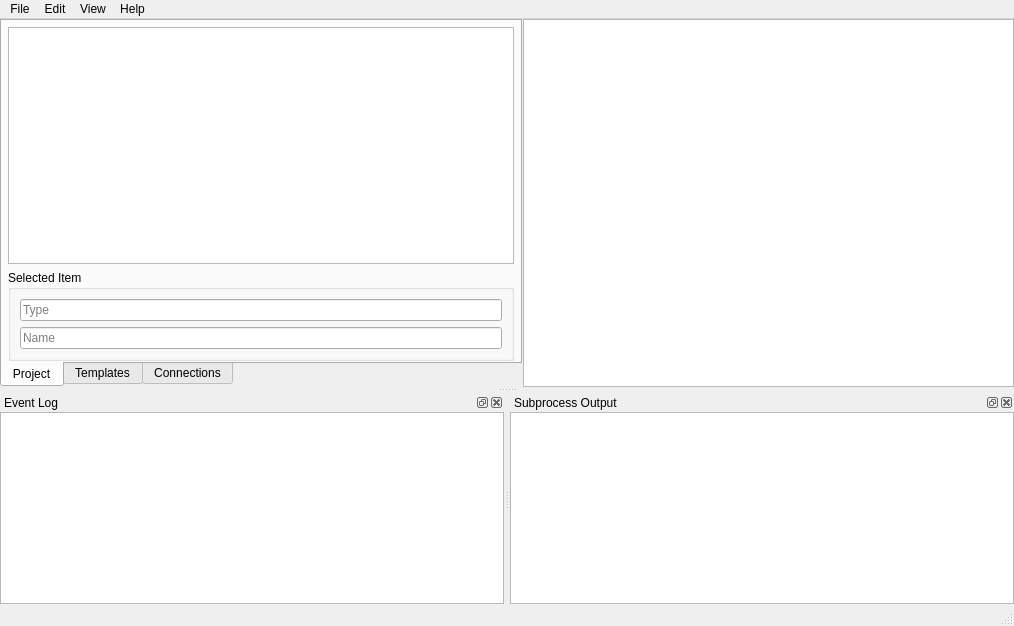
The window that spinetoolbox/ui/mainwindow.ui (spine-tools/Spine-Toolbox) describes before a commit, drawn with Qt 5.
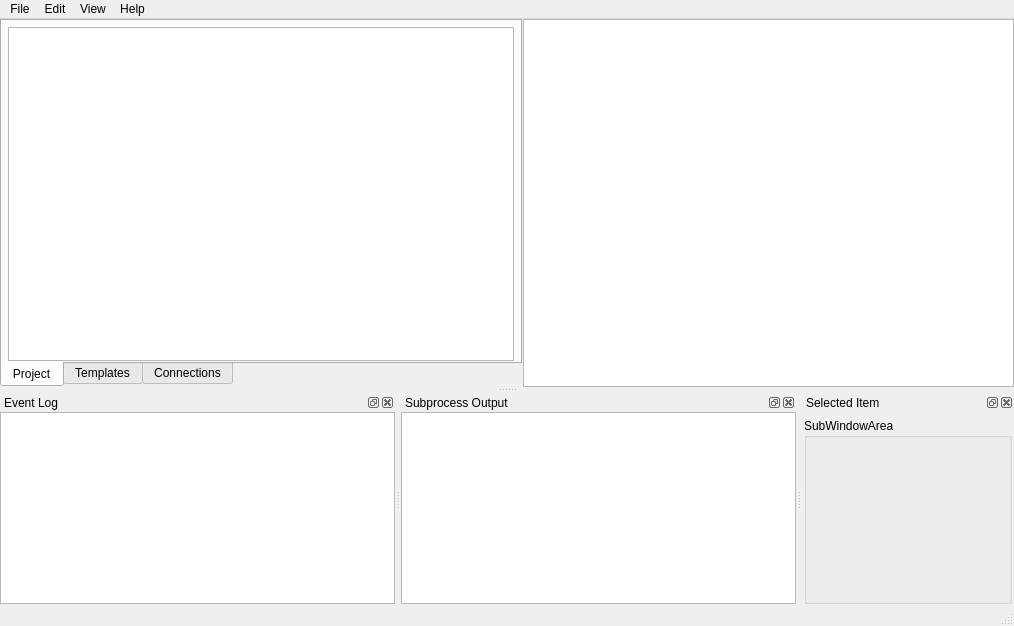
The same window after the commit. The open tabs and pages were chosen to show the change. Icons and pictures are not drawn. Custom widgets are drawn as their Qt base class.

What changed in the file:
```diff
--- a/spinetoolbox/ui/mainwindow.ui
+++ b/spinetoolbox/ui/mainwindow.ui
@@ -34,7 +34,7 @@
    <string>Spine Toolbox</string>
   </property>
   <widget class="QWidget" name="centralwidget">
-   <layout class="QHBoxLayout" name="horizontalLayout_2">
+   <layout class="QVBoxLayout" name="verticalLayout_4">
     <property name="leftMargin">
      <number>0</number>
     </property>
@@ -116,59 +116,6 @@
            </property>
           </widget>
          </item>
-         <item>
-          <widget class="QGroupBox" name="groupBox">
-           <property name="sizePolicy">
-            <sizepolicy hsizetype="Minimum" vsizetype="Minimum">
-             <horstretch>0</horstretch>
-             <verstretch>0</verstretch>
-            </sizepolicy>
-           </property>
-           <property name="title">
-            <string>Selected Item</string>
-           </property>
-           <layout class="QVBoxLayout" name="verticalLayout">
-            <item>
-             <widget class="QLineEdit" name="lineEdit_type">
-              <property name="sizePolicy">
-               <sizepolicy hsizetype="Preferred" vsizetype="Fixed">
-                <horstretch>0</horstretch>
-                <verstretch>0</verstretch>
-               </sizepolicy>
-              </property>
-              <property name="focusPolicy">
-               <enum>Qt::NoFocus</enum>
-              </property>
-              <property name="readOnly">
-               <bool>true</bool>
-              </property>
-              <property name="placeholderText">
-               <string>Type</string>
-              </property>
-             </widget>
-            </item>
-            <item>
-             <widget class="QLineEdit" name="lineEdit_name">
-              <property name="sizePolicy">
-               <sizepolicy hsizetype="Preferred" vsizetype="Fixed">
-                <horstretch>0</horstretch>
-                <verstretch>0</verstretch>
-               </sizepolicy>
-              </property>
-              <property name="focusPolicy">
-               <enum>Qt::NoFocus</enum>
-              </property>
-              <property name="readOnly">
-               <bool>true</bool>
-              </property>
-              <property name="placeholderText">
-               <string>Name</string>
-              </property>
-             </widget>
-            </item>
-           </layout>
-          </widget>
-         </item>
         </layout>
        </widget>
        <widget class="QWidget" name="tab_tool_templates">
@@ -560,6 +507,51 @@
     </layout>
    </widget>
   </widget>
+  <widget class="QDockWidget" name="dockWidget_item">
+   <property name="minimumSize">
+    <size>
+     <width>137</width>
+     <height>138</height>
+    </size>
+   </property>
+   <property name="windowTitle">
+    <string>Selected Item</string>
+   </property>
+   <attribute name="dockWidgetArea">
+    <number>8</number>
+   </attribute>
+   <widget class="QWidget" name="dockWidgetContents_3">
+    <layout class="QVBoxLayout" name="verticalLayout">
+     <property name="spacing">
+      <number>6</number>
+     </property>
+     <property name="leftMargin">
+      <number>2</number>
+     </property>
+     <property name="topMargin">
+      <number>6</number>
+     </property>
+     <property name="rightMargin">
+      <number>2</number>
+     </property>
+     <property name="bottomMargin">
+      <number>0</number>
+     </property>
+     <item>
+      <widget class="QGroupBox" name="groupBox_subwindow">
+       <property name="title">
+        <string>SubWindowArea</string>
+       </property>
+       <layout class="QVBoxLayout" name="verticalLayout_8">
+        <item>
+         <widget class="QWidget" name="widget" native="true"/>
+        </item>
+       </layout>
+      </widget>
+     </item>
+    </layout>
+   </widget>
+  </widget>
   <action name="actionQuit">
    <property name="text">
     <string>Quit</string>
```
Left out of the diff: 28 changed lines with no effect on the pictures.
